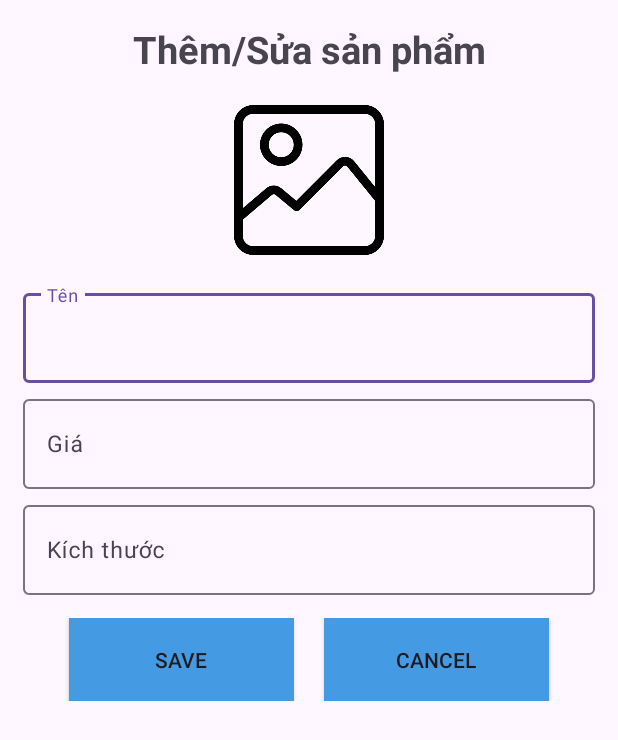
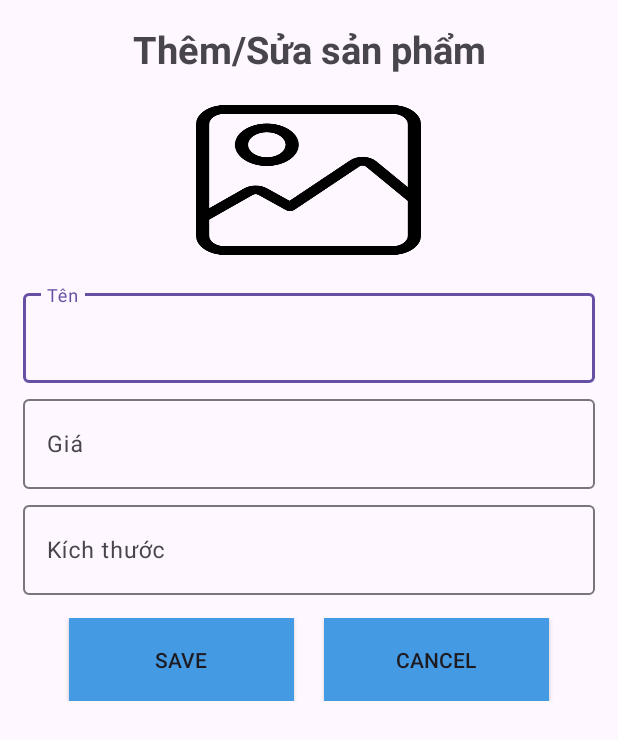
Before and after one commit to hoaquanglinh/Assignmet_AND103, an Android app: the layout dialog_save.xml on its own in the app's theme, with its tools: preview values and no code run, on a phone screen of 412 x 824 dp. Shown: the top 740 px of the screen. Run offline under Robolectric (Android 15) with nearby library versions, the phone set to English and light mode, and no system bars.

Commit message:
assigment 2

```diff
--- a/app/src/main/res/layout/activity_dang_nhap.xml
+++ b/app/src/main/res/layout/activity_dang_nhap.xml
@@ -25,7 +25,7 @@
             android:id="@+id/txtuser"
             android:layout_width="match_parent"
             android:layout_height="60dp"
-            android:hint="Email"
+            android:hint="Username"
             android:textColor="@color/black"
             android:textSize="15dp"/>
     </com.google.android.material.textfield.TextInputLayout>
--- a/app/src/main/res/layout/dialog_save.xml
+++ b/app/src/main/res/layout/dialog_save.xml
@@ -17,9 +17,10 @@
     <ImageView
         android:id="@+id/imgImage"
         android:layout_marginTop="10dp"
-        android:layout_width="100dp"
+        android:layout_width="150dp"
         android:layout_height="100dp"
         android:layout_gravity="center"
+        android:scaleType="fitXY"
         android:src="@drawable/image"/>
 
     <com.google.android.material.textfield.TextInputLayout
```
Also changed, not shown: app/src/main/java/com/example/assignmet_ph43159/DangKy.java (+11 -0 lines), app/src/main/java/com/example/assignmet_ph43159/DangNhap.java (+8 -0 lines).
